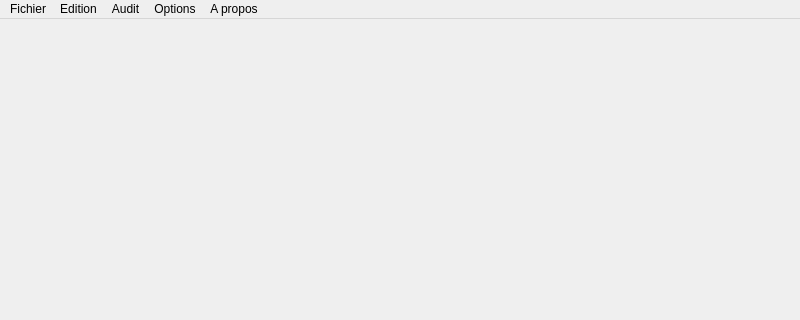
First picture: the form in ui/mainfm.ui, repository fnjeneza/FiberManager-e, before the edit; both pictures show x 0 to 800 and y 0 to 320 of the 800 by 600 pixel window.
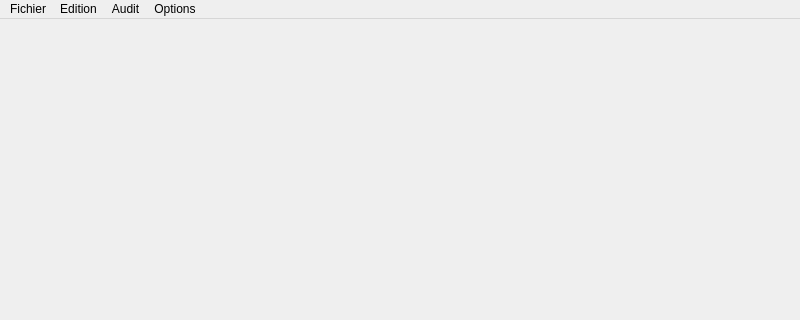
Second picture: the form after the edit.

Commit message: Audit casage

The edit to the form file:
```diff
--- a/ui/mainfm.ui
+++ b/ui/mainfm.ui
@@ -77,16 +77,10 @@
     </property>
     <addaction name="actionBdd"/>
    </widget>
-   <widget class="QMenu" name="menuA_propos">
-    <property name="title">
-     <string>A propos</string>
-    </property>
-   </widget>
    <addaction name="menuFichier"/>
    <addaction name="menuEdition"/>
    <addaction name="menuAudit"/>
    <addaction name="menuBase_de_donn_es"/>
-   <addaction name="menuA_propos"/>
   </widget>
   <widget class="QStatusBar" name="statusbar"/>
   <action name="actionFLR">
```
Left out of the diff: 38 changed lines with no effect on the pictures. The commit also changes 2 other files.
